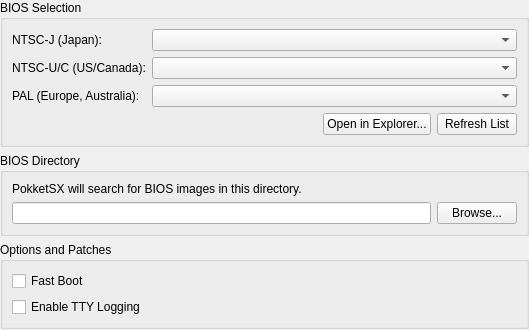
Above: src/pokketsx-qt/biossettingswidget.ui from mentalfoundry/PokketSX before the change. Below: the same form after it.
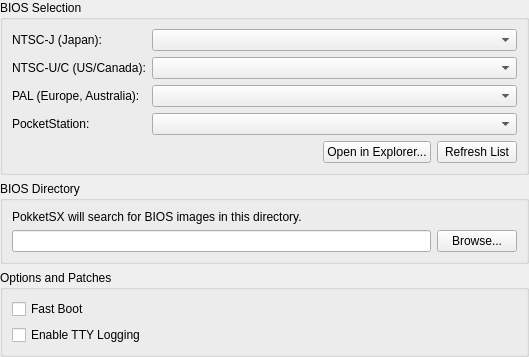
That is the form after the change.

Commit message:
Qt: Add PocketStation settings
Each memory card slot gets a Use PocketStation option, and the BIOS settings get a PocketStation BIOS selection that auto-detects by default.

What changed in the file:
```diff
--- a/src/pokketsx-qt/biossettingswidget.ui
+++ b/src/pokketsx-qt/biossettingswidget.ui
@@ -80,7 +80,24 @@
         </property>
        </widget>
       </item>
+      <item row="3" column="0">
+       <widget class="QLabel" name="pocketstationLabel">
+        <property name="text">
+         <string>PocketStation:</string>
+        </property>
+       </widget>
+      </item>
       <item row="3" column="1">
+       <widget class="QComboBox" name="imagePocketStation">
+        <property name="sizePolicy">
+         <sizepolicy hsizetype="Expanding" vsizetype="Fixed">
+          <horstretch>0</horstretch>
+          <verstretch>0</verstretch>
+         </sizepolicy>
+        </property>
+       </widget>
+      </item>
+      <item row="4" column="1">
        <layout class="QHBoxLayout" name="horizontalLayout_2">
         <item>
          <spacer name="horizontalSpacer">
```
The commit also changes 4 other files.
